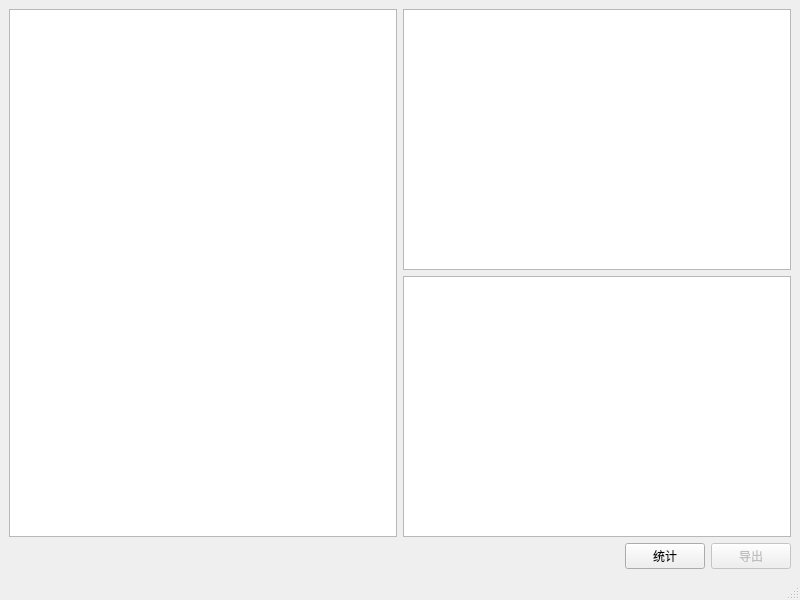
The window that mainwindow.ui (qyqgit/WordsAnalysis) describes before a commit, drawn with Qt 5.
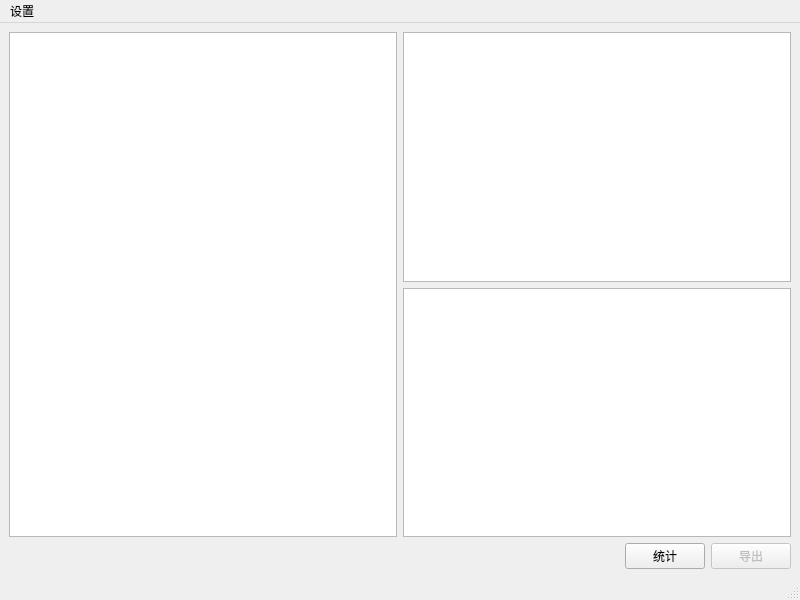
The same window after the commit. Custom widgets are drawn as their Qt base class.

What changed in the file:
```diff
--- a/mainwindow.ui
+++ b/mainwindow.ui
@@ -82,6 +82,13 @@
      <height>18</height>
     </rect>
    </property>
+   <widget class="QMenu" name="menu">
+    <property name="title">
+     <string>设置</string>
+    </property>
+    <addaction name="action"/>
+   </widget>
+   <addaction name="menu"/>
   </widget>
   <widget class="QStatusBar" name="statusbar"/>
  </widget>
```
Left out of the diff: 5 changed lines with no effect on the pictures.
